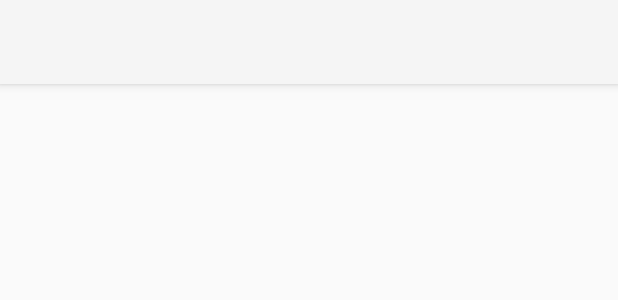
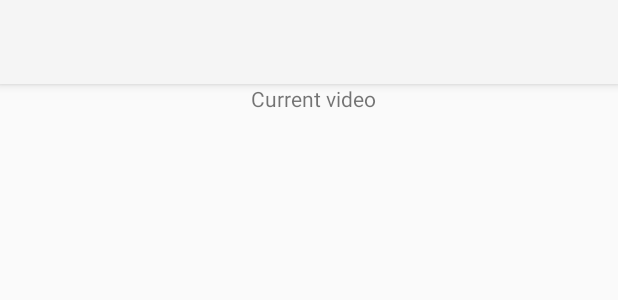
Before and after one commit to sjoerd20/mProgProject, an Android app: the layout activity_group_creator_home.xml on its own in the app's theme, with its tools: preview values and no code run, on a phone screen of 412 x 824 dp. Shown: the top 300 px of the screen. Run offline under Robolectric (Android 15) with nearby library versions, the light colour scheme and no system bars.

Commit message:
Prototype version

```diff
--- a/app/src/main/res/layout/activity_group_creator_home.xml
+++ b/app/src/main/res/layout/activity_group_creator_home.xml
@@ -15,4 +15,29 @@
         android:theme="@style/ThemeOverlay.AppCompat.ActionBar"
         app:popupTheme="@style/ThemeOverlay.AppCompat.Light"/>
 
+    <TextView
+        android:id="@+id/creatorCurrentVideo"
+        android:layout_width="312dp"
+        android:layout_height="88dp"
+        android:layout_marginStart="8dp"
+        android:layout_marginTop="56dp"
+        android:layout_marginEnd="8dp"
+        android:gravity="center_horizontal"
+        android:text="Current video"
+        app:layout_constraintEnd_toEndOf="parent"
+        app:layout_constraintHorizontal_bias="0.535"
+        app:layout_constraintStart_toStartOf="parent"
+        app:layout_constraintTop_toTopOf="parent" />
+
+    <ListView
+        android:layout_width="310dp"
+        android:layout_height="344dp"
+        android:layout_marginStart="8dp"
+        android:layout_marginEnd="8dp"
+        android:layout_marginBottom="16dp"
+        app:layout_constraintBottom_toBottomOf="parent"
+        app:layout_constraintEnd_toEndOf="parent"
+        app:layout_constraintHorizontal_bias="0.551"
+        app:layout_constraintStart_toStartOf="parent" />
+
 </android.support.constraint.ConstraintLayout>
```
Also changed, not shown: app/src/main/res/layout/activity_group_member_home.xml (+6 -4 lines).
